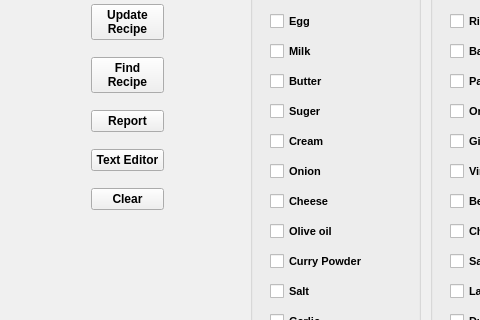
First picture: the form in cooking_recipe/mainwindow.ui, repository brian6466/Cooking-recipe-app, before the edit; both pictures show x 0 to 480 and y 391 to 711 of the 900 by 833 pixel window.
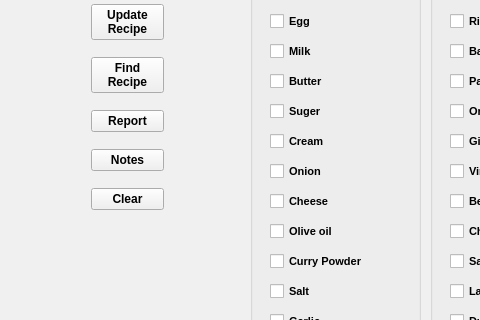
Second picture: the form after the edit.

Diff of the .ui file:
```diff
--- a/cooking_recipe/mainwindow.ui
+++ b/cooking_recipe/mainwindow.ui
@@ -1270,7 +1270,7 @@
         </font>
        </property>
        <property name="text">
-        <string>Text Editor</string>
+        <string>Notes</string>
        </property>
       </widget>
      </item>
```
Left out of the diff: 2 changed lines with no effect on the pictures.
